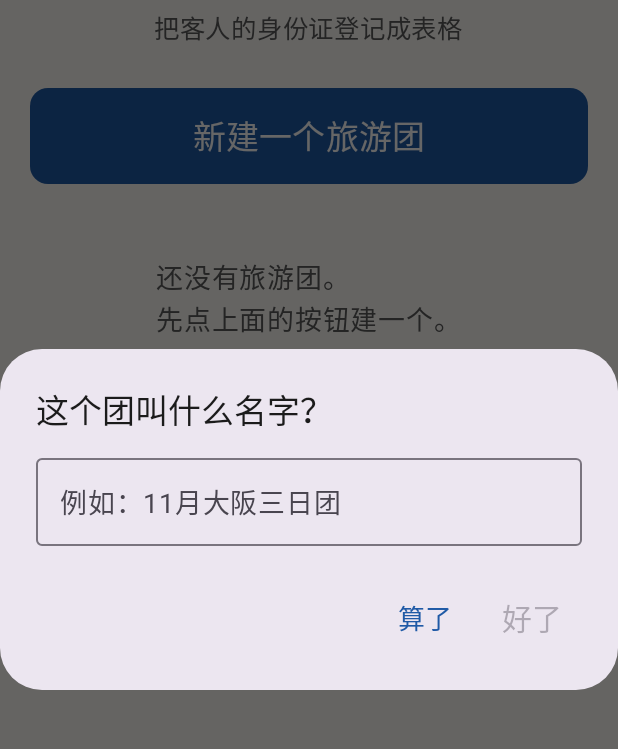
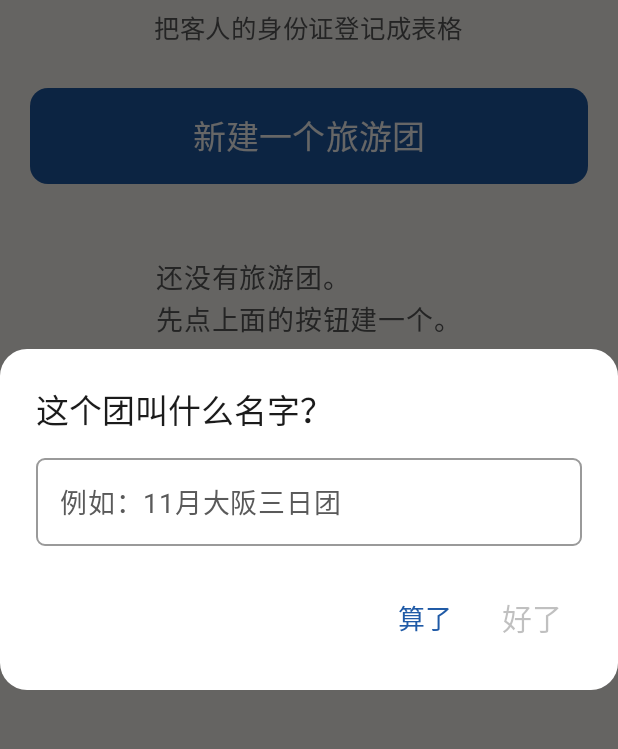
Before and after one commit to kamikazePrPr/tour-tool, an Android app built with Jetpack Compose: the screen it shows after launch (MainActivity), after a tap on "新建一个旅游团", on a phone screen of 412 x 824 dp, the part 98-847 px from its top. Run offline under Robolectric (Android 15) with nearby library versions, the phone set to English and light mode, and no system bars; 1 other tap on this screen came first.

Commit message:
界面细节：补状态栏安全区、按钮改 12dp 圆角、对话框与卡片改白底

```diff
--- a/app/src/main/java/com/kamikazeprpr/tourtool/ui/FirstRunScreen.kt
+++ b/app/src/main/java/com/kamikazeprpr/tourtool/ui/FirstRunScreen.kt
@@ -8,7 +8,9 @@ import androidx.compose.foundation.layout.fillMaxSize
 import androidx.compose.foundation.layout.fillMaxWidth
 import androidx.compose.foundation.layout.height
 import androidx.compose.foundation.layout.padding
+import androidx.compose.foundation.layout.systemBarsPadding
 import androidx.compose.foundation.rememberScrollState
+import androidx.compose.foundation.shape.RoundedCornerShape
 import androidx.compose.foundation.verticalScroll
 import androidx.compose.material3.AlertDialog
 import androidx.compose.material3.Button
@@ -42,6 +44,7 @@ fun FirstRunScreen(
     Column(
         modifier = Modifier
             .fillMaxSize()
+            .systemBarsPadding()
             .background(MaterialTheme.colorScheme.background)
             .verticalScroll(rememberScrollState())
             .padding(horizontal = 24.dp, vertical = 28.dp),
@@ -75,6 +78,7 @@ fun FirstRunScreen(
             modifier = Modifier
                 .fillMaxWidth()
                 .height(56.dp),
+            shape = RoundedCornerShape(12.dp),
         ) {
             Text("我已知晓，继续使用", fontSize = 20.sp)
         }
@@ -86,6 +90,7 @@ fun FirstRunScreen(
             modifier = Modifier
                 .fillMaxWidth()
                 .height(56.dp),
+            shape = RoundedCornerShape(12.dp),
         ) {
             Text("不使用，退出", fontSize = 18.sp)
         }
--- a/app/src/main/java/com/kamikazeprpr/tourtool/ui/HomeScreen.kt
+++ b/app/src/main/java/com/kamikazeprpr/tourtool/ui/HomeScreen.kt
@@ -10,6 +10,7 @@ import androidx.compose.foundation.layout.fillMaxSize
 import androidx.compose.foundation.layout.fillMaxWidth
 import androidx.compose.foundation.layout.height
 import androidx.compose.foundation.layout.padding
+import androidx.compose.foundation.layout.systemBarsPadding
 import androidx.compose.foundation.rememberScrollState
 import androidx.compose.foundation.shape.RoundedCornerShape
 import androidx.compose.foundation.verticalScroll
@@ -59,6 +60,7 @@ fun HomeScreen() {
     Column(
         modifier = Modifier
             .fillMaxSize()
+            .systemBarsPadding()
             .background(MaterialTheme.colorScheme.background)
             .verticalScroll(rememberScrollState())
             .padding(horizontal = 20.dp, vertical = 24.dp),
--- a/app/src/main/java/com/kamikazeprpr/tourtool/ui/team/TeamScreen.kt
+++ b/app/src/main/java/com/kamikazeprpr/tourtool/ui/team/TeamScreen.kt
@@ -9,6 +9,8 @@ import androidx.compose.foundation.layout.fillMaxSize
 import androidx.compose.foundation.layout.fillMaxWidth
 import androidx.compose.foundation.layout.height
 import androidx.compose.foundation.layout.padding
+import androidx.compose.foundation.layout.systemBarsPadding
+import androidx.compose.foundation.shape.RoundedCornerShape
 import androidx.compose.material3.Button
 import androidx.compose.material3.MaterialTheme
 import androidx.compose.material3.Text
@@ -38,6 +40,7 @@ fun TeamScreen(teamId: Long, onBack: () -> Unit) {
     Column(
         modifier = Modifier
             .fillMaxSize()
+            .systemBarsPadding()
             .background(MaterialTheme.colorScheme.background)
             .padding(horizontal = 20.dp, vertical = 20.dp),
         verticalArrangement = Arrangement.Top,
@@ -66,6 +69,7 @@ fun TeamScreen(teamId: Long, onBack: () -> Unit) {
             modifier = Modifier
                 .fillMaxWidth()
                 .height(64.dp),
+            shape = RoundedCornerShape(12.dp),
         ) {
             Text("选客人的身份证照片", fontSize = 21.sp)
         }
--- a/app/src/main/java/com/kamikazeprpr/tourtool/ui/theme/Theme.kt
+++ b/app/src/main/java/com/kamikazeprpr/tourtool/ui/theme/Theme.kt
@@ -1,23 +1,54 @@
 package com.kamikazeprpr.tourtool.ui.theme
 
+import androidx.compose.foundation.shape.RoundedCornerShape
 import androidx.compose.material3.MaterialTheme
+import androidx.compose.material3.Shapes
 import androidx.compose.material3.lightColorScheme
 import androidx.compose.runtime.Composable
 import androidx.compose.ui.graphics.Color
+import androidx.compose.ui.unit.dp
 
+/**
+ * 配色：暖白底、深靛蓝主色、状态色只有绿/琥珀/红三档。
+ * 对话框、卡片一律用白色，不要 Material3 默认的淡紫灰。
+ */
 private val TourColors = lightColorScheme(
     primary = DeepIndigo,
     onPrimary = Color.White,
+    primaryContainer = Color(0xFFDCE7F6),
+    onPrimaryContainer = DeepIndigo,
     secondary = DeepIndigo,
     onSecondary = Color.White,
     background = WarmWhite,
     onBackground = TextMain,
-    surface = WarmWhite,
+    surface = Color.White,
     onSurface = TextMain,
+    surfaceVariant = Color(0xFFF3F0E9),
+    onSurfaceVariant = TextMuted,
+    surfaceContainerLowest = Color.White,
+    surfaceContainerLow = Color.White,
+    surfaceContainer = Color.White,
+    surfaceContainerHigh = Color.White,
+    surfaceContainerHighest = Color.White,
+    outline = Color(0xFF9A9A9A),
+    outlineVariant = Color(0xFFD6D2C8),
     error = StateBad,
+    onError = Color.White,
+)
+
+private val TourShapes = Shapes(
+    extraSmall = RoundedCornerShape(6.dp),
+    small = RoundedCornerShape(8.dp),
+    medium = RoundedCornerShape(10.dp),
+    large = RoundedCornerShape(14.dp),
+    extraLarge = RoundedCornerShape(18.dp),
 )
 
 @Composable
 fun TourToolTheme(content: @Composable () -> Unit) {
-    MaterialTheme(colorScheme = TourColors, content = content)
+    MaterialTheme(
+        colorScheme = TourColors,
+        shapes = TourShapes,
+        content = content,
+    )
 }
```
Also changed, not shown: 3 other files.
